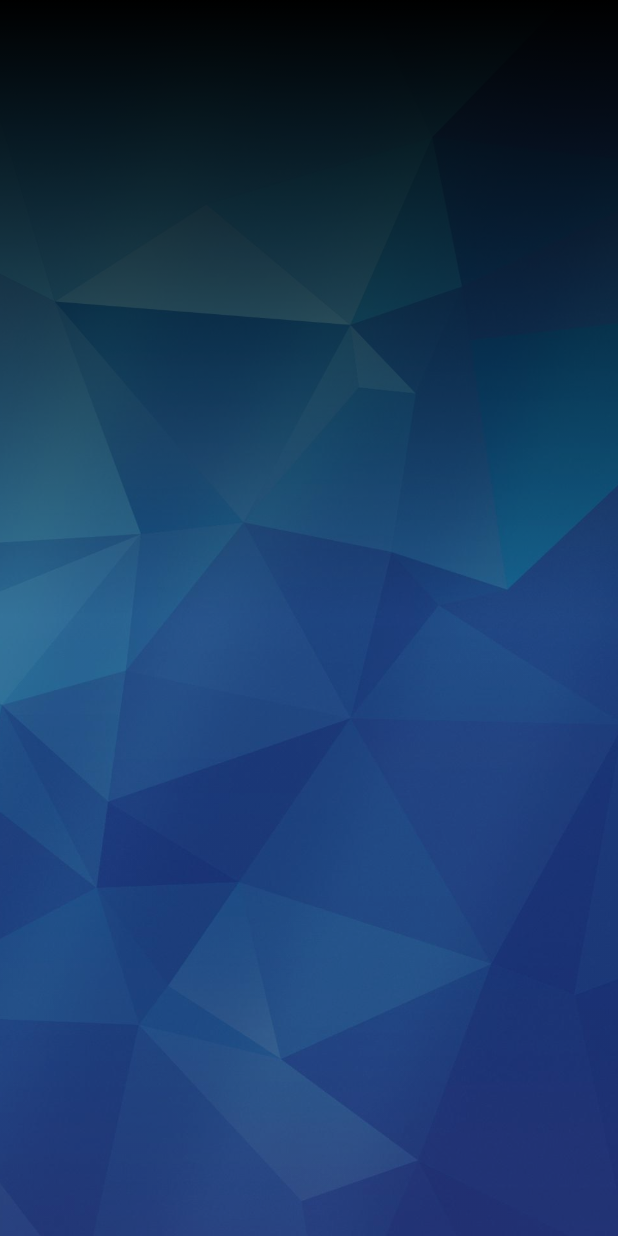
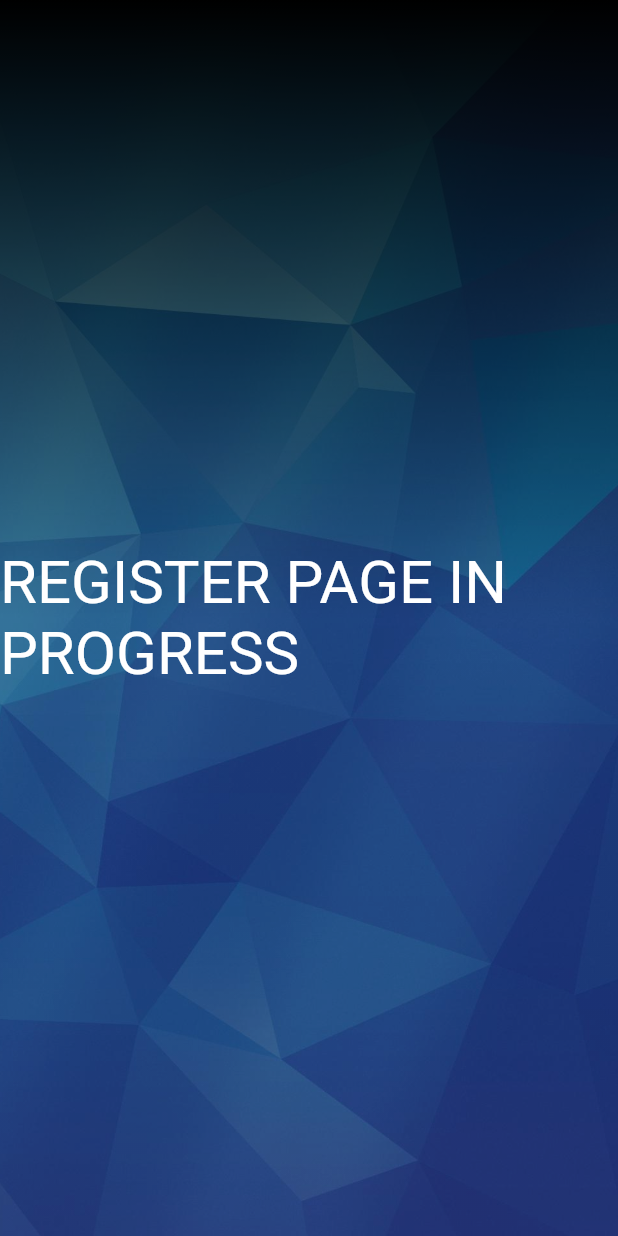
Before and after one commit to adrikosm/Flutter_Calendar_app, a Flutter app: the CreateNewAccount screen opened by its route, on a phone screen of 412 x 824 dp. Run offline on Flutter 3.47's test engine with Material 2 defaults, Android fonts, the phone set to English and light mode, and no system bars; our stand-ins replace flutter_staggered_animations, get, get_storage, google_fonts, sqflite, table_calendar; accounts and stored records are empty.

Commit message:
Bug fixing

```diff
--- a/lib/ui/home_page.dart
+++ b/lib/ui/home_page.dart
@@ -180,25 +180,26 @@ class _MyHomePageState extends State<MyHomePage> {
       alignment: Alignment.center,
       padding: const EdgeInsets.all(5.0),
       width: width * 0.6,
-      child: GestureDetector(
-        onTap: ()=> Get.toNamed('/RegisterPage'),
       child: Column(
         children: [
           Text(
             'Don\'t have an account?',
             style: loginPageSubtitle,
           ),
-            Container(
+          GestureDetector(
+              onTap: () => Get.toNamed('/RegisterPage'),
+              child: Container(
                 child: Text(
                   'Register Here',
                   style: loginPageSubtitle,
                 ),
                 decoration: const BoxDecoration(
-                border: Border(bottom: BorderSide(width: 1,color: Colors.white))
+                  border: Border(
+                    bottom: BorderSide(width: 1, color: Colors.white),
                   ),
                 ),
+              ))
         ],
-        ),
       ),
     );
   }
@@ -230,7 +231,7 @@ class _MyHomePageState extends State<MyHomePage> {
     // chech the database for the user
     if (usernameController.text.isNotEmpty &&
         passwordController.text.isNotEmpty) {
-      Get.toNamed('/RegisterPage');
+      Get.toNamed('/MainPage');
     }
 
     if (usernameController.text.isEmpty && passwordController.text.isEmpty) {
--- a/lib/ui/register_form.dart
+++ b/lib/ui/register_form.dart
@@ -1,8 +1,6 @@
-import 'package:flutter/cupertino.dart';
+// ignore_for_file: unused_field
+
 import 'package:flutter/material.dart';
-import 'package:flutter/src/foundation/key.dart';
-import 'package:flutter/src/widgets/framework.dart';
-import 'package:intl/intl.dart';
 
 class CreateNewAccount extends StatefulWidget {
   const CreateNewAccount({Key key}) : super(key: key);
@@ -12,19 +10,22 @@ class CreateNewAccount extends StatefulWidget {
 }
 
 class _CreateNewAccountState extends State<CreateNewAccount> {
+  // Get screen sizes
+  double width = 0.0;
+  double height = 0.0;
+
   // Controllers for the text fields
-  TextEditingController _usernameController = TextEditingController();
-  TextEditingController _emailController = TextEditingController();
-  TextEditingController _firstNameController = TextEditingController();
-  TextEditingController _lastNameController = TextEditingController();
-
-  TextEditingController _passwordController = TextEditingController();
-  TextEditingController _passwordConfirmController = TextEditingController();
+  final TextEditingController _usernameController = TextEditingController();
+  final TextEditingController _emailController = TextEditingController();
+  final TextEditingController _firstNameController = TextEditingController();
+  final TextEditingController _lastNameController = TextEditingController();
+  final TextEditingController _passwordController = TextEditingController();
+  final TextEditingController _passwordConfirmController = TextEditingController();
   // Working Hours
   String startTime = '08:00';
   String endTime = '16:00';
   // Date of birth
-  DateTime _dateOfBirth = DateTime.now();
+  final DateTime _dateOfBirth = DateTime.now();
   // Color selected by user
   Color _color;
 
@@ -53,12 +54,26 @@ class _CreateNewAccountState extends State<CreateNewAccount> {
 
   @override
   Widget build(BuildContext context) {
+    width = MediaQuery.of(context).size.width;
+    height = MediaQuery.of(context).size.height;
     return Scaffold(
       resizeToAvoidBottomInset: false,
       body: Stack(
         fit: StackFit.expand,
         children: [
           homePageBackground(),
+          Container(
+            alignment: Alignment.center,
+            width: width * 0.8,
+            height: height * 0.1,
+            child: const Text(
+              "REGISTER PAGE IN PROGRESS",
+              style: TextStyle(
+                color: Colors.white,
+                fontSize: 40,
+              ),
+            ),
+          )
         ],
       ),
     );
```
Lines whose indentation alone changed are shown as unchanged.
